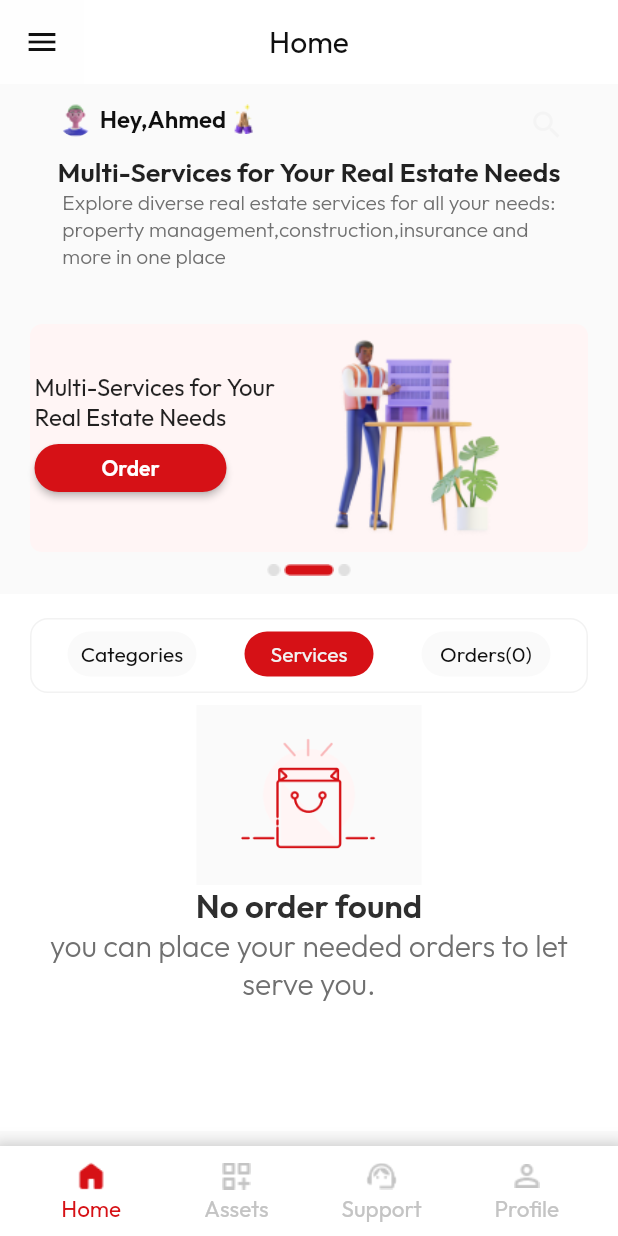
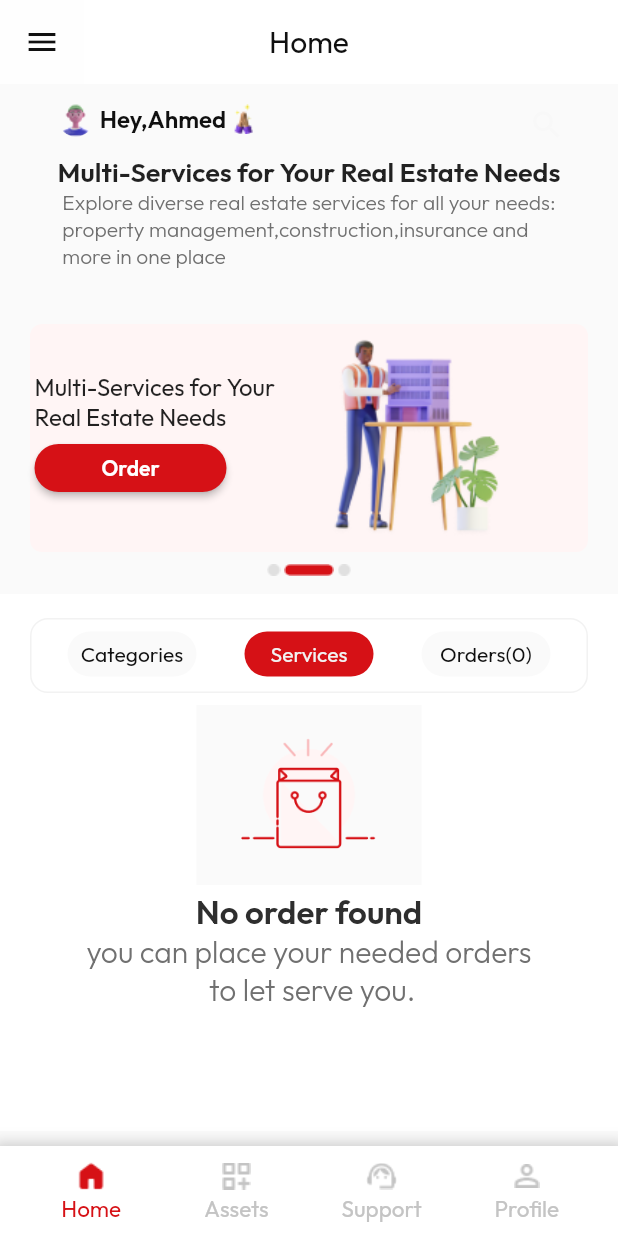
Before and after one commit to AbdelrahmanZeid/Task, a Flutter app: the screen it shows after launch, tab 2 chosen, on a phone screen of 412 x 824 dp. Run offline on Flutter 3.47's test engine with Material 2 defaults, Android fonts, the phone set to English and light mode, and no system bars.

Commit message:
fix some issuse and add comment

```diff
--- a/lib/Presentation/Dashboard/body/lower_body_section.dart
+++ b/lib/Presentation/Dashboard/body/lower_body_section.dart
@@ -1,4 +1,3 @@
-import 'dart:developer';
 
 import 'package:flutter/material.dart';
 import 'package:task/presentation/dashboard/body/widgets/categories.dart';
@@ -54,8 +53,7 @@ class _LowerBodySectionState extends State<LowerBodySection> {
                       setState(() {
 
                       });
-                      print('$currentIndex');
-                    },
+                     },
                     indicator: const BoxDecoration(),
                     tabs: [
                       Tab(
--- a/lib/Presentation/Dashboard/body/upper_body_section.dart
+++ b/lib/Presentation/Dashboard/body/upper_body_section.dart
@@ -31,8 +31,7 @@ class UpperBodySection extends StatelessWidget {
             width: 335,
             height: 23,
             child: Row(
-              //mainAxisAlignment: MainAxisAlignment.spaceBetween,
-              children: [
+               children: [
                 ClipRRect(
                   borderRadius: BorderRadius.circular(
                     AppSize.s14,
@@ -75,7 +74,7 @@ class UpperBodySection extends StatelessWidget {
                     child: Icon(
                       Icons.search,
                       color: ColorManager.searchIconColor.withOpacity(
-                        .05,
+                        .02,
                       ),
                     ),
                   ),
--- a/lib/Presentation/Dashboard/body/widgets/empty_state.dart
+++ b/lib/Presentation/Dashboard/body/widgets/empty_state.dart
@@ -19,6 +19,7 @@ class EmptyState extends StatelessWidget {
             width: 250,
             height: 120,
           ),
+          const SizedBox(height: AppSize.s4,),
          Text(
 
             AppStrings.noOrderFoundTitle,
--- a/lib/Presentation/Resources/app_strings.dart
+++ b/lib/Presentation/Resources/app_strings.dart
@@ -12,7 +12,7 @@ class AppStrings {
   static const String ordersNumButtonText = 'Orders(0)';
   static const String noOrderFoundTitle = 'No order found';
   static const String noOrderFoundSubTitle =
-      'you can place your needed orders to let serve you.';
+      'you can place your needed orders\n to let serve you.';
 
   static const String assets = 'Assets';
   static const String support = 'Support';
```
Also changed, not shown: lib/Presentation/Dashboard/bottom_nav_bar/nav_bar_slots.dart (+4 -6 lines).
